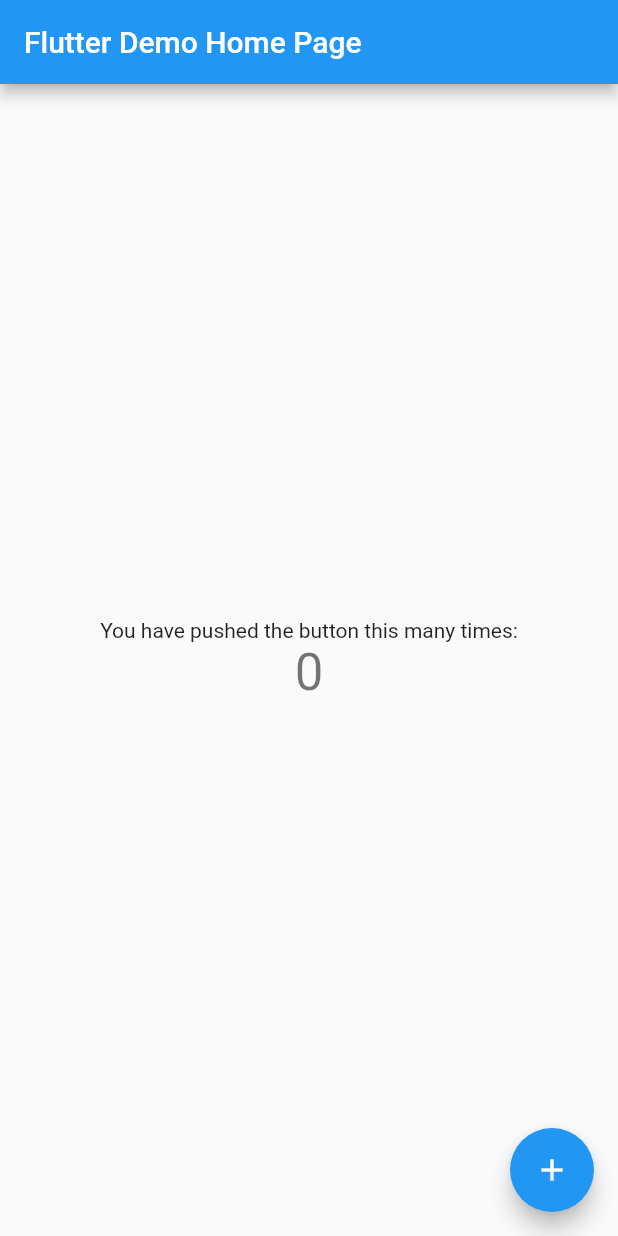
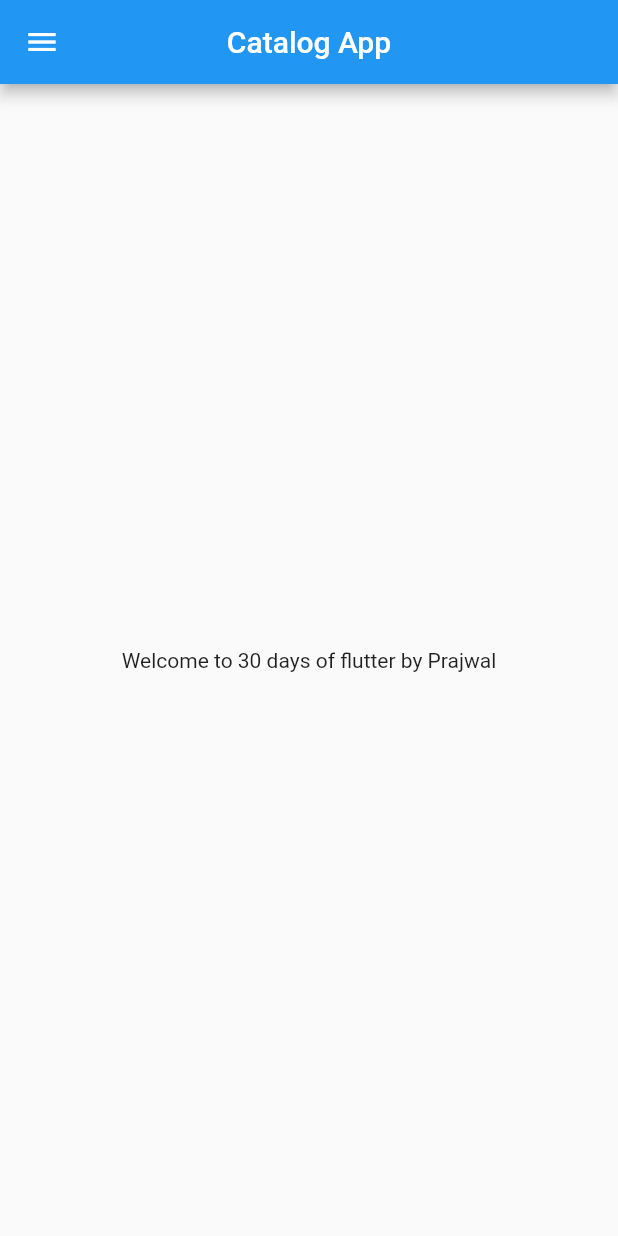
Before and after one commit to prajwal-kumar369/catalog_app_ui, a Flutter app: the screen it shows after launch, on a phone screen of 412 x 824 dp. Run offline on Flutter 3.47's test engine with Material 2 defaults, Android fonts, the phone set to English and light mode, and no system bars.

Commit message:
day1 completed

```diff
--- /dev/null
+++ b/lib/home_page.dart
@@ -0,0 +1,31 @@
+// ignore_for_file: prefer_interpolation_to_compose_strings
+
+import 'package:flutter/material.dart';
+
+class HomePage extends StatefulWidget {
+  const HomePage({Key? key}) : super(key: key);
+
+  @override
+  State<HomePage> createState() => _HomePageState();
+}
+
+class _HomePageState extends State<HomePage> {
+  int days = 30;
+  String name = "Prajwal";
+
+  @override
+  Widget build(BuildContext context) {
+    return Scaffold(
+      appBar: AppBar(
+        centerTitle: true,
+        title: const Text("Catalog App"),
+      ),
+      body: Material(
+        child: Center(
+          child: Text("Welcome to $days days of flutter by " + name),
+        ),
+      ),
+      drawer: const Drawer(),
+    );
+  }
+}
--- a/lib/main.dart
+++ b/lib/main.dart
@@ -1,115 +1,21 @@
+// ignore_for_file: prefer_const_constructors, avoid_unnecessary_containers, must_be_immutable, use_key_in_widget_constructors, prefer_interpolation_to_compose_strings
+
+import 'package:catalog_app_ui/home_page.dart';
 import 'package:flutter/material.dart';
 
 void main() {
-  runApp(const MyApp());
+  runApp(MyApp());
 }
 
 class MyApp extends StatelessWidget {
-  const MyApp({Key? key}) : super(key: key);
+  int days = 30;
+  String name = "Prajwal";
 
-  // This widget is the root of your application.
   @override
   Widget build(BuildContext context) {
     return MaterialApp(
-      title: 'Flutter Demo',
-      theme: ThemeData(
-        // This is the theme of your application.
-        //
-        // Try running your application with "flutter run". You'll see the
-        // application has a blue toolbar. Then, without quitting the app, try
-        // changing the primarySwatch below to Colors.green and then invoke
-        // "hot reload" (press "r" in the console where you ran "flutter run",
-        // or simply save your changes to "hot reload" in a Flutter IDE).
-        // Notice that the counter didn't reset back to zero; the application
-        // is not restarted.
-        primarySwatch: Colors.blue,
-      ),
-      home: const MyHomePage(title: 'Flutter Demo Home Page'),
+      debugShowCheckedModeBanner: false,
+      home: HomePage(),
     );
   }
 }
-
-class MyHomePage extends StatefulWidget {
-  const MyHomePage({Key? key, required this.title}) : super(key: key);
-
-  // This widget is the home page of your application. It is stateful, meaning
-  // that it has a State object (defined below) that contains fields that affect
-  // how it looks.
-
-  // This class is the configuration for the state. It holds the values (in this
-  // case the title) provided by the parent (in this case the App widget) and
-  // used by the build method of the State. Fields in a Widget subclass are
-  // always marked "final".
-
-  final String title;
-
-  @override
-  State<MyHomePage> createState() => _MyHomePageState();
-}
-
-class _MyHomePageState extends State<MyHomePage> {
-  int _counter = 0;
-
-  void _incrementCounter() {
-    setState(() {
-      // This call to setState tells the Flutter framework that something has
-      // changed in this State, which causes it to rerun the build method below
-      // so that the display can reflect the updated values. If we changed
-      // _counter without calling setState(), then the build method would not be
-      // called again, and so nothing would appear to happen.
-      _counter++;
-    });
-  }
-
-  @override
-  Widget build(BuildContext context) {
-    // This method is rerun every time setState is called, for instance as done
-    // by the _incrementCounter method above.
-    //
-    // The Flutter framework has been optimized to make rerunning build methods
-    // fast, so that you can just rebuild anything that needs updating rather
-    // than having to individually change instances of widgets.
-    return Scaffold(
-      appBar: AppBar(
-        // Here we take the value from the MyHomePage object that was created by
-        // the App.build method, and use it to set our appbar title.
-        title: Text(widget.title),
-      ),
-      body: Center(
-        // Center is a layout widget. It takes a single child and positions it
-        // in the middle of the parent.
-        child: Column(
-          // Column is also a layout widget. It takes a list of children and
-          // arranges them vertically. By default, it sizes itself to fit its
-          // children horizontally, and tries to be as tall as its parent.
-          //
-          // Invoke "debug painting" (press "p" in the console, choose the
-          // "Toggle Debug Paint" action from the Flutter Inspector in Android
-          // Studio, or the "Toggle Debug Paint" command in Visual Studio Code)
-          // to see the wireframe for each widget.
-          //
-          // Column has various properties to control how it sizes itself and
-          // how it positions its children. Here we use mainAxisAlignment to
-          // center the children vertically; the main axis here is the vertical
-          // axis because Columns are vertical (the cross axis would be
-          // horizontal).
-          mainAxisAlignment: MainAxisAlignment.center,
-          children: <Widget>[
-            const Text(
-              'You have pushed the button this many times:',
-            ),
-            Text(
-              '$_counter',
-              style: Theme.of(context).textTheme.headline4,
-            ),
-          ],
-        ),
-      ),
-      floatingActionButton: FloatingActionButton(
-        onPressed: _incrementCounter,
-        tooltip: 'Increment',
-        child: const Icon(Icons.add),
-      ), // This trailing comma makes auto-formatting nicer for build methods.
-    );
-  }
-}
```
Also changed, not shown: 1 other file.
